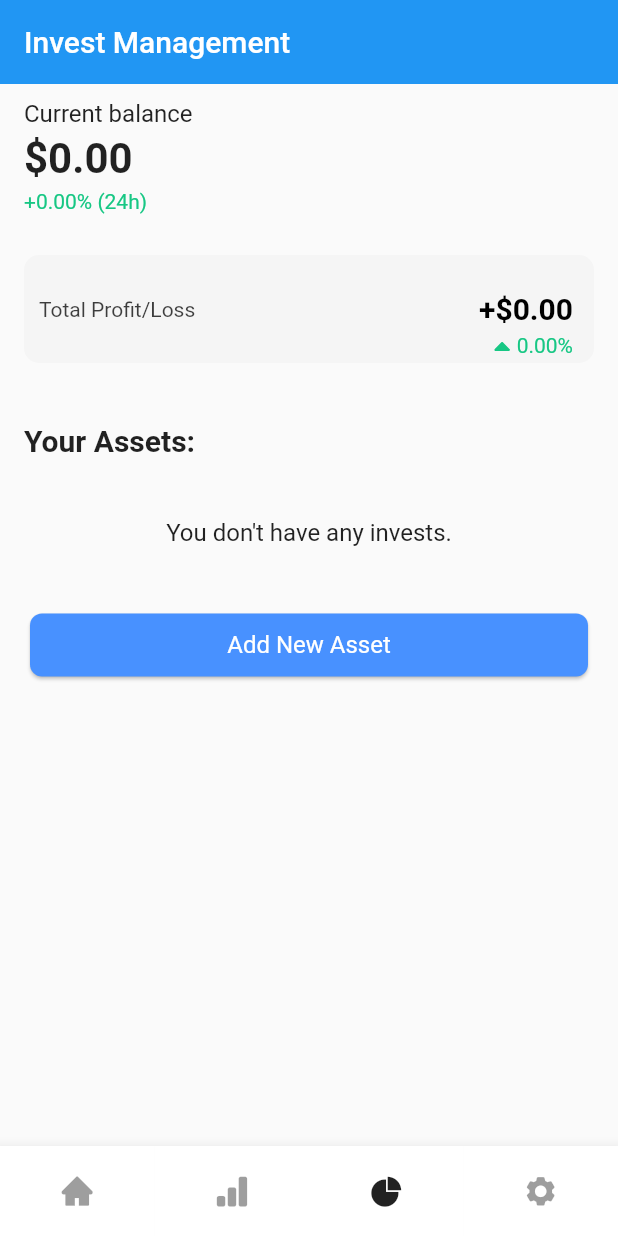
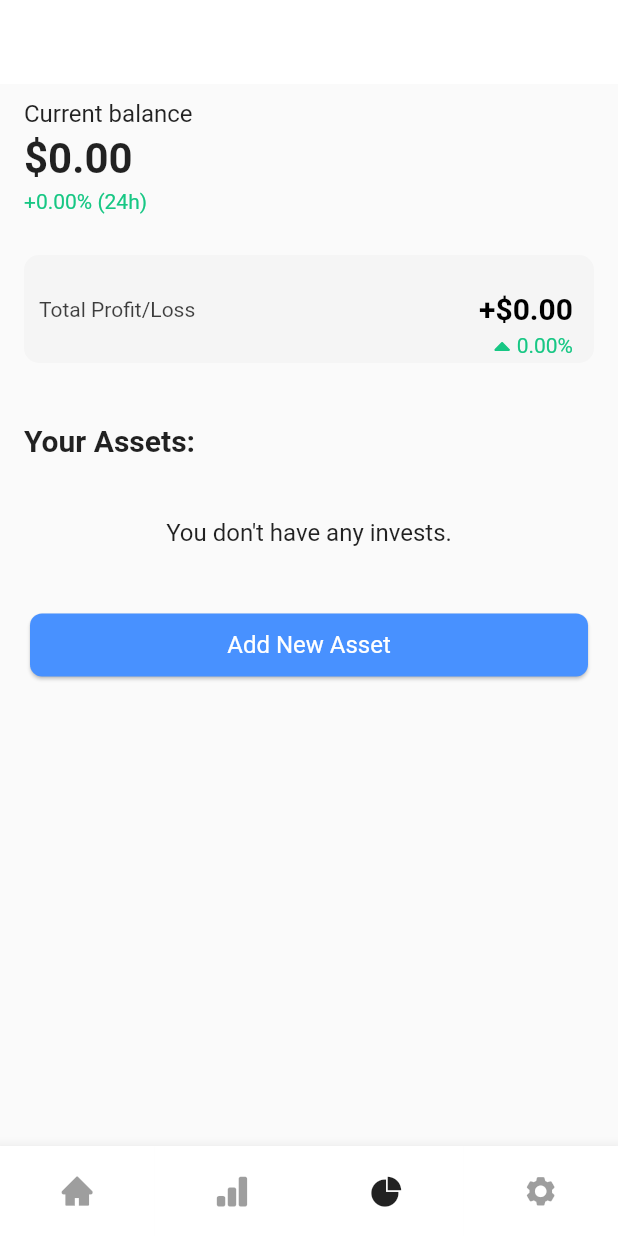
Before and after one commit to VietKFC/CryptoMarket-BLoC, a Flutter app: the screen it shows after launch, item 3 of the bottom bar chosen, on a phone screen of 412 x 824 dp. Run offline on Flutter 3.47's test engine with Material 2 defaults, Android fonts, the phone set to English and light mode, and no system bars; our stand-ins replace dio, equatable, flutter_advanced_switch, flutter_bloc, flutter_svg, get_it and 3 more; missing offline and left inert: interactive_chart; accounts and stored records are empty; generated files the repository leaves out were written again; network calls fail.

Commit message:
Update Convert coin , themedata

```diff
--- a/lib/main.dart
+++ b/lib/main.dart
@@ -19,20 +19,7 @@ class MyApp extends StatelessWidget {
   const MyApp({Key? key}) : super(key: key);
 
   @override
-  Widget build(BuildContext context) => BlocProvider(
-        create: (_) => ThemeBloc(),
-        child: BlocBuilder<ThemeBloc, ThemeState>(
-            builder: (context, state) => MaterialApp(
-                  theme: ThemeData(
-                      brightness: state is DarkThemeState
-                          ? Brightness.dark
-                          : Brightness.light,
-                      primaryColor: Colors.white,
-                      appBarTheme: const AppBarTheme(color: Colors.white)),
-                  debugShowCheckedModeBanner: false,
-                  home: const MainScreen(),
-                )),
-      );
+  Widget build(BuildContext context) => const MainScreen();
 }
 
 class MainScreen extends StatefulWidget {
@@ -47,7 +34,15 @@ class _MainScreenState extends State<MainScreen> {
 
   @override
   Widget build(BuildContext context) {
-    return MaterialApp(
+    return BlocProvider(
+      create: (_) => ThemeBloc(),
+      child: BlocBuilder<ThemeBloc, ThemeState>(
+        builder: (context, state) => MaterialApp(
+          theme: ThemeData(
+              brightness:
+                  state is DarkThemeState ? Brightness.dark : Brightness.light,
+              primaryColor: Colors.white,
+              appBarTheme: const AppBarTheme(color: Colors.white)),
           home: Scaffold(
               body: IndexedStack(
                 index: _selectedIndex,
@@ -67,6 +62,8 @@ class _MainScreenState extends State<MainScreen> {
                 selectedIndex: _selectedIndex,
               )),
           onGenerateRoute: appRoutes,
+        ),
+      ),
     );
   }
 }
--- a/lib/ui/components/items/CategoryItem.dart
+++ b/lib/ui/components/items/CategoryItem.dart
@@ -34,7 +34,7 @@ class CategoryItemState extends State<CategoryItem> {
               child: Text(
                 category.name,
                 style:
-                    const TextStyle(fontSize: 16, fontWeight: FontWeight.bold, color: Colors.black),
+                    const TextStyle(fontSize: 16, fontWeight: FontWeight.bold),
               ),
             ),
             Padding(
--- a/lib/ui/convertcoin/dialog_widget.dart
+++ b/lib/ui/convertcoin/dialog_widget.dart
@@ -45,7 +45,7 @@ class _DialogWidgetState extends State<DialogWidget> {
                     ..add(SupportedCoinsLoaded()),
               child: BlocBuilder<ConvertCoinBloc, ConvertCoinState>(
                 builder: (context, state) {
-                  if (state is ConvertCoinSuccess) {
+                  if (state is ShowCoinSuccess) {
                     List<Symbol> symbols = [];
                     List<String> supportedSymbols = state.data as List<String>;
                     for (int i = 0; i < supportedSymbols.length; i++) {
--- a/lib/ui/home/home_page.dart
+++ b/lib/ui/home/home_page.dart
@@ -207,7 +207,8 @@ class _HomePageState extends State<HomePage> {
                                 Navigator.push(
                                     context,
                                     MaterialPageRoute(
-                                        builder: (context) => const ListCoinScreen()));
+                                        builder: (context) =>
+                                            const ListCoinScreen()));
                               },
                             ))
                       ],
--- a/pubspec.yaml
+++ b/pubspec.yaml
@@ -55,7 +55,7 @@ dependencies:
   logger: ^1.1.0
   intl: ^0.17.0
   flutter_advanced_switch: ^3.0.0
-  share_plus: ^3.0.4
+  share_plus: ^4.0.4
 
 dev_dependencies:
   json_serializable: ^6.1.3
```
Also changed, not shown: lib/bloc/convert_coin/convert_coin_bloc.dart (+8 -15 lines), lib/bloc/convert_coin/convert_coin_state.dart (+18 -0 lines), lib/data/service/api_service.dart (+6 -4 lines), lib/ui/convertcoin/convert_coin.dart (+10 -8 lines), 5 other files. Lines whose indentation alone changed are shown as unchanged.
